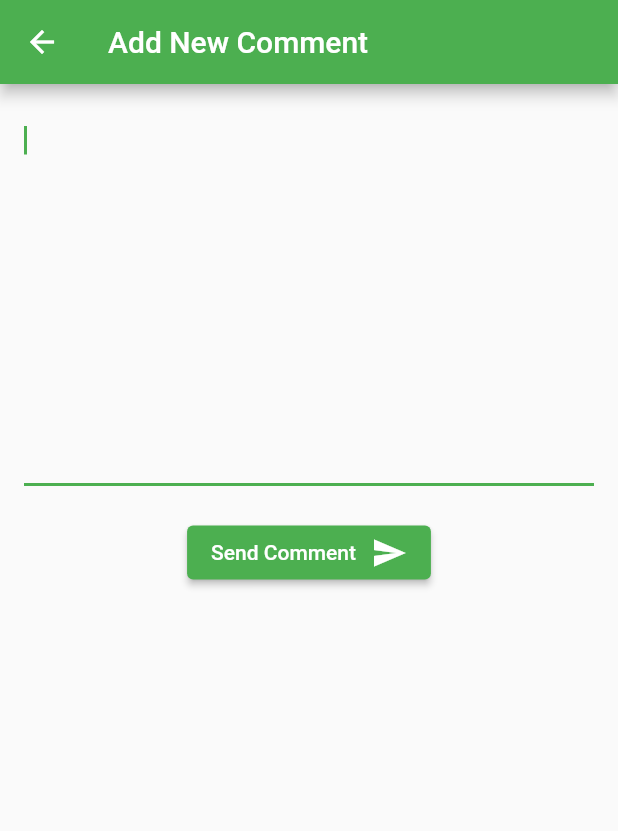
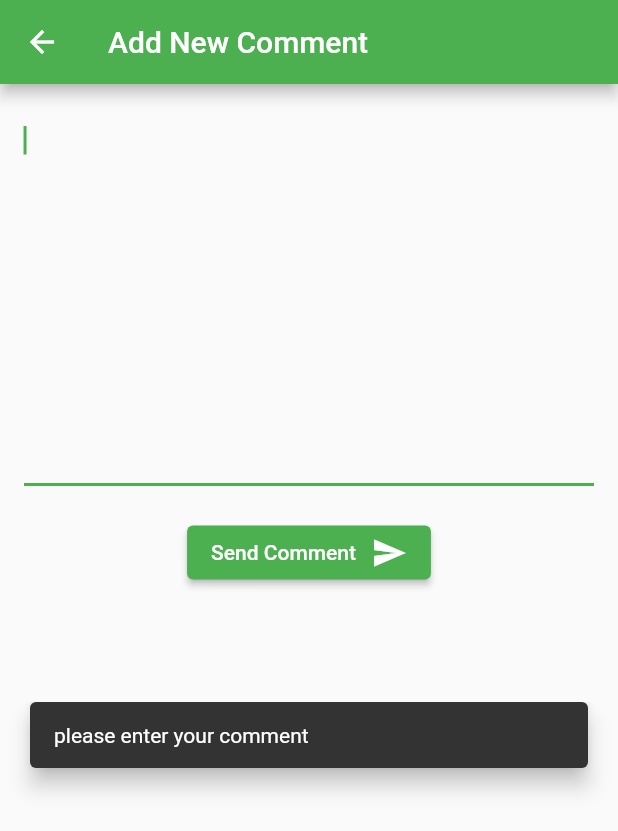
Before and after one commit to devloop100/commets_load, a Flutter app: the AddCommentView screen opened directly, after a tap on "Send Comment", on a phone screen of 412 x 824 dp. Shown: the top 831 px of the screen. Run offline on Flutter 3.47's test engine with Material 2 defaults, Android fonts, the phone set to English and light mode, and no system bars; our stand-ins replace dio, infinite_scroll_pagination; missing offline and left inert: random_avatar; network calls fail; Roboto replaces fonts that are missing (Montserrat).

Commit message:
Added send comment on post request and handle errors

```diff
--- a/comments/lib/app/screens/add_comment_view.dart
+++ b/comments/lib/app/screens/add_comment_view.dart
@@ -1,5 +1,13 @@
+import 'package:comments/common/api/remote_api.dart';
 import 'package:comments/common/widgets/text_direction.dart';
 import 'package:flutter/material.dart';
+
+enum PostSendState {
+  idle,
+  sending,
+  success,
+  error,
+}
 
 class AddCommentView extends StatefulWidget {
   const AddCommentView({Key? key}) : super(key: key);
@@ -11,6 +19,8 @@ class AddCommentView extends StatefulWidget {
 class _AddCommentViewState extends State<AddCommentView> {
   final TextEditingController _controller = TextEditingController();
   final FocusNode _focusNode = FocusNode();
+
+  var postSendState = PostSendState.idle;
 
   @override
   void initState() {
@@ -27,19 +37,73 @@ class _AddCommentViewState extends State<AddCommentView> {
     super.dispose();
   }
 
+  void _sendComment() async {
+    try {
+      final text = _controller.text;
+      if (text.isEmpty) {
+        _showEnterCommentMessage();
+        return;
+      }
+
+      setState(() {
+        postSendState = PostSendState.sending;
+      });
+
+      var response = await RemoteApi.sendComment(text);
+      _success();
+    } catch (error) {
+      _failure();
+    }
+  }
+
+  void _success() {
+    setState(() {
+      postSendState = PostSendState.success;
+      _controller.clear();
+      _focusNode.unfocus();
+    });
+  }
+
+  void _failure() {
+    setState(() {
+      postSendState = PostSendState.error;
+    });
+  }
+
   // update the state when text is change so the auto direction can be updated
   void _textUpdated() {
     setState(() {});
   }
 
-  @override
-  Widget build(BuildContext context) {
-    return Scaffold(
-      appBar: AppBar(
-        title: const Text('Add New Comment'),
+  void _showEnterCommentMessage() {
+    ScaffoldMessenger.of(context).showSnackBar(
+      SnackBar(
+        content: const Text("please enter your comment"),
+        behavior: SnackBarBehavior.floating,
+        duration: const Duration(seconds: 2),
+        margin: EdgeInsets.only(
+            bottom: MediaQuery.of(context).size.height / 2 - 100,
+            right: 20,
+            left: 20),
       ),
-      resizeToAvoidBottomInset: false,
-      body: Column(
+    );
+  }
+
+  void _onConfirm() {
+    Navigator.of(context).pop();
+  }
+
+  void _tryAgain() {
+    setState(() {
+      postSendState = PostSendState.idle;
+    });
+  }
+
+  Widget _buildBody() {
+    switch (postSendState) {
+      case PostSendState.idle:
+        return SingleChildScrollView(
+          child: Column(
             children: [
               Container(
                 height: MediaQuery.of(context).size.height * 0.35,
@@ -57,11 +121,7 @@ class _AddCommentViewState extends State<AddCommentView> {
                 ),
               ),
               ElevatedButton(
-            onPressed: () {
-              setState(() {
-                // _futureAlbum = createAlbum(_controller.text);
-              });
-            },
+                onPressed: _sendComment,
                 child: Row(
                   mainAxisSize: MainAxisSize.min,
                   children: const [
@@ -76,5 +136,73 @@ class _AddCommentViewState extends State<AddCommentView> {
             ],
           ),
         );
+      case PostSendState.sending:
+        return const Center(
+          child: CircularProgressIndicator(),
+        );
+      case PostSendState.success:
+        return Center(
+          child: Column(
+            mainAxisSize: MainAxisSize.min,
+            children: [
+              const Text('Comment sent successfully',
+                  style: TextStyle(color: Colors.black, fontSize: 25)),
+              const SizedBox(
+                height: 10,
+              ),
+              ElevatedButton(
+                onPressed: _onConfirm,
+                child: Row(
+                  mainAxisSize: MainAxisSize.min,
+                  children: const [
+                    Text('Confirm'),
+                    SizedBox(
+                      width: 10,
+                    ),
+                    Icon(Icons.send)
+                  ],
+                ),
+              ),
+            ],
+          ),
+        );
+      case PostSendState.error:
+        return Center(
+          child: Column(
+            mainAxisSize: MainAxisSize.min,
+            children: [
+              const Text('Error sending comment',
+                  style: TextStyle(color: Colors.black, fontSize: 25)),
+              const SizedBox(
+                height: 10,
+              ),
+              ElevatedButton(
+                onPressed: _tryAgain,
+                child: Row(
+                  mainAxisSize: MainAxisSize.min,
+                  children: const [
+                    Text('Try Again'),
+                    SizedBox(
+                      width: 10,
+                    ),
+                    Icon(Icons.refresh)
+                  ],
+                ),
+              ),
+            ],
+          ),
+        );
     }
   }
+
+  @override
+  Widget build(BuildContext context) {
+    return Scaffold(
+      appBar: AppBar(
+        title: const Text('Add New Comment'),
+      ),
+      resizeToAvoidBottomInset: false,
+      body: _buildBody(),
+    );
+  }
+}
--- a/comments/lib/main.dart
+++ b/comments/lib/main.dart
@@ -4,8 +4,6 @@ import 'package:flutter/material.dart';
 import 'app/screens/comment_list_view.dart';
 
 void main() => runApp(const MyApp());
-
-const baseUrl = 'https://jsonplaceholder.typicode.com/comments/';
 
 class MyApp extends StatefulWidget {
   const MyApp({Key? key}) : super(key: key);
```
Also changed, not shown: comments/lib/common/api/remote_api.dart (+29 -14 lines). Lines whose indentation alone changed are shown as unchanged.
